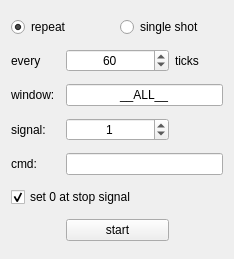
Qt form signaltimerwindow.ui (bchjoerni/mlab) before a commit.
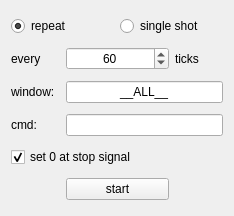
The same form after that commit.

Diff of the .ui file:
```diff
--- a/signaltimerwindow.ui
+++ b/signaltimerwindow.ui
@@ -7,7 +7,7 @@
     <x>0</x>
     <y>0</y>
     <width>234</width>
-    <height>259</height>
+    <height>216</height>
    </rect>
   </property>
   <property name="windowTitle">
@@ -78,31 +78,7 @@
      </property>
     </widget>
    </item>
-   <item row="3" column="0">
-    <widget class="QLabel" name="lbl_signal_lbl">
-     <property name="text">
-      <string>signal:</string>
-     </property>
-    </widget>
-   </item>
-   <item row="3" column="1" colspan="2">
-    <widget class="QSpinBox" name="spb_signal">
-     <property name="alignment">
-      <set>Qt::AlignCenter</set>
-     </property>
-     <property name="value">
-      <number>1</number>
-     </property>
-    </widget>
-   </item>
-   <item row="4" column="0">
-    <widget class="QLabel" name="lbl_cmd">
-     <property name="text">
-      <string>cmd:</string>
-     </property>
-    </widget>
-   </item>
-   <item row="4" column="1" colspan="3">
+   <item row="3" column="1" colspan="3">
     <widget class="QLineEdit" name="txt_cmd">
      <property name="text">
       <string/>
@@ -112,7 +88,7 @@
      </property>
     </widget>
    </item>
-   <item row="5" column="0" colspan="3">
+   <item row="4" column="0" colspan="3">
     <widget class="QCheckBox" name="chb_setZeroAtStopSignal">
      <property name="text">
       <string>set 0 at stop signal</string>
@@ -122,13 +98,20 @@
      </property>
     </widget>
    </item>
-   <item row="6" column="1" colspan="2">
+   <item row="5" column="1" colspan="2">
     <widget class="QPushButton" name="btn_startStop">
      <property name="text">
       <string>start</string>
      </property>
     </widget>
    </item>
+   <item row="3" column="0">
+    <widget class="QLabel" name="lbl_cmd">
+     <property name="text">
+      <string>cmd:</string>
+     </property>
+    </widget>
+   </item>
   </layout>
  </widget>
  <resources/>
```
